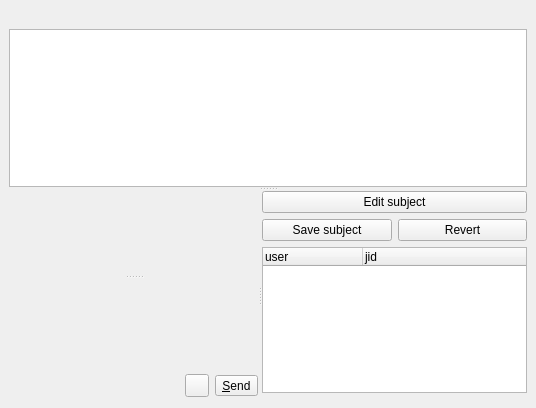
Before: the Qt Designer form widgets/groupchatwidget.ui in xmpp-graveyard/jabbim, drawn with Qt 5.
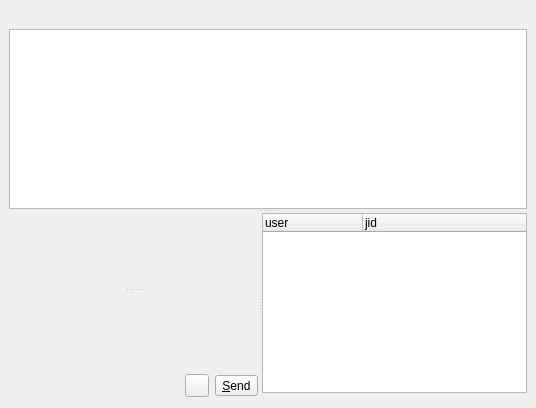
After: the same form once the commit is applied. Icons and pictures are not drawn.

Commit message: zmena subject v room configuration

```diff
--- a/widgets/groupchatwidget.ui
+++ b/widgets/groupchatwidget.ui
@@ -121,37 +121,6 @@
         <property name="spacing" >
          <number>6</number>
         </property>
-        <item>
-         <widget class="QPushButton" name="editSubject" >
-          <property name="text" >
-           <string>Edit subject</string>
-          </property>
-         </widget>
-        </item>
-        <item>
-         <layout class="QHBoxLayout" >
-          <property name="margin" >
-           <number>0</number>
-          </property>
-          <property name="spacing" >
-           <number>6</number>
-          </property>
-          <item>
-           <widget class="QPushButton" name="saveTopic" >
-            <property name="text" >
-             <string>Save subject</string>
-            </property>
-           </widget>
-          </item>
-          <item>
-           <widget class="QPushButton" name="revertTopic" >
-            <property name="text" >
-             <string>Revert</string>
-            </property>
-           </widget>
-          </item>
-         </layout>
-        </item>
         <item>
          <widget class="QTreeWidget" name="users" >
           <property name="horizontalScrollBarPolicy" >
```
The commit also changes 5 other files.
